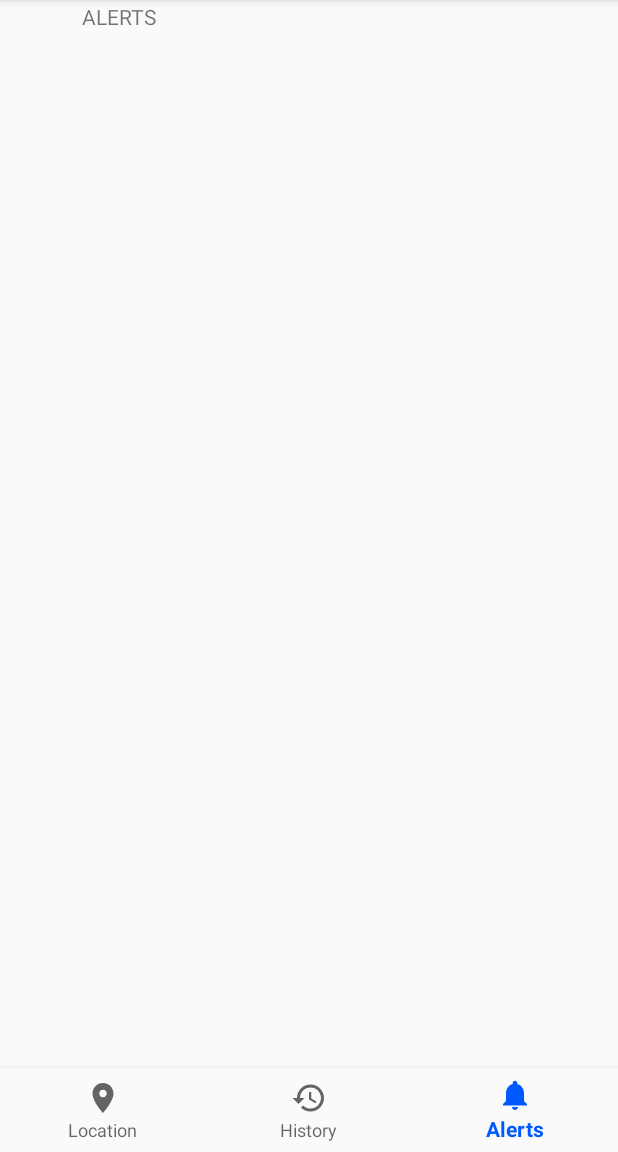
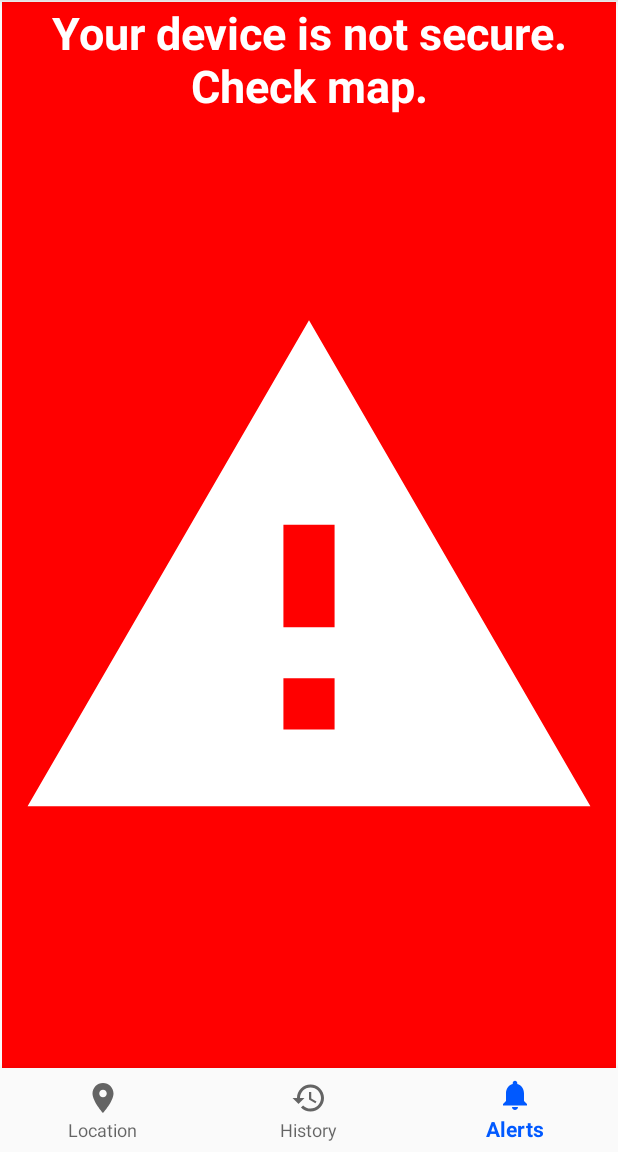
Before and after one commit to SophieJY/Shadow, an Android app: the MainActivity screen opened directly, with no data from a screen before it, item 3 of the bottom bar chosen, on a phone screen of 412 x 824 dp, the part 84-1236 px from its top. Run offline under Robolectric (Android 15) with nearby library versions, the phone set to English and light mode, and no system bars.

Commit message:
Update location on map and device status periodically

```diff
--- a/Alpha/app/src/main/java/com/example/rkuch/alpha/AlertsFragment.java
+++ b/Alpha/app/src/main/java/com/example/rkuch/alpha/AlertsFragment.java
@@ -1,18 +1,26 @@
 package com.example.rkuch.alpha;
 
 
+import android.graphics.Color;
 import android.os.Bundle;
+import android.os.Handler;
 import android.support.v4.app.Fragment;
 import android.view.LayoutInflater;
 import android.view.View;
 import android.view.ViewGroup;
+import android.widget.ImageView;
+import android.widget.TextView;
+
+import java.util.Timer;
+import java.util.TimerTask;
 
 
 /**
  * A simple {@link Fragment} subclass.
  */
 public class AlertsFragment extends Fragment {
-
+    private boolean isSecure = true;
+    private Timer timer = new Timer();
 
     public AlertsFragment() {
         // Required empty public constructor
@@ -23,7 +31,39 @@ public class AlertsFragment extends Fragment {
     public View onCreateView(LayoutInflater inflater, ViewGroup container,
                              Bundle savedInstanceState) {
         // Inflate the layout for this fragment
-        return inflater.inflate(R.layout.fragment_alerts, container, false);
+        View view = inflater.inflate(R.layout.fragment_alerts, container, false);
+        view.setBackgroundColor(Color.GRAY);
+        timer.scheduleAtFixedRate(new TimerTask() {
+            @Override
+            public void run() {
+                getActivity().runOnUiThread(runnable);
+            }
+        }, 0, 5000);
+        return view;
     }
 
+    private void updateStatus() {
+        // TODO: compare coordinates of phone and Arduino
+        isSecure = !isSecure;
+        View view = getView().findViewById(R.id.alerts_frame_layout);
+        TextView textView = getView().findViewById(R.id.alerts_text_view);
+        ImageView imageView = getView().findViewById(R.id.alerts_image_view);
+
+        if (isSecure) {
+            view.setBackgroundColor(Color.GREEN);
+            textView.setText("Your device is secure.");
+            imageView.setImageResource(R.drawable.ic_secure_64dp);
+        } else {
+            view.setBackgroundColor(Color.RED);
+            textView.setText("Your device is not secure. Check map.");
+            imageView.setImageResource(R.drawable.ic_warning_64dp);
+        }
+    }
+
+    private Runnable runnable = new Runnable() {
+        @Override
+        public void run() {
+            updateStatus();
+        }
+    };
 }
--- a/Alpha/app/src/main/java/com/example/rkuch/alpha/HistoryLogEntry.java
+++ b/Alpha/app/src/main/java/com/example/rkuch/alpha/HistoryLogEntry.java
@@ -1,5 +1,6 @@
 package com.example.rkuch.alpha;
 
+// TODO: Use double for latitude and longitude
 public class HistoryLogEntry {
     private int timestamp;
     private String locationText;
--- a/Alpha/app/src/main/java/com/example/rkuch/alpha/MainActivity.java
+++ b/Alpha/app/src/main/java/com/example/rkuch/alpha/MainActivity.java
@@ -75,7 +75,7 @@ public class MainActivity extends AppCompatActivity implements LocationListener
     public void onLocationChanged(Location location) {
         currentLocation = location;
         // DEBUG:
-        Toast.makeText(getApplicationContext(), "ENTRY: " + location.getLatitude() + ", " + location.getLongitude(), Toast.LENGTH_SHORT).show();
+        //Toast.makeText(getApplicationContext(), "ENTRY: " + location.getLatitude() + ", " + location.getLongitude(), Toast.LENGTH_SHORT).show();
     }
 
     @Override
--- /dev/null
+++ b/Alpha/app/src/main/res/drawable/ic_secure_64dp.xml
@@ -0,0 +1,4 @@
+<vector android:height="64dp" android:viewportHeight="24.0"
+    android:viewportWidth="24.0" android:width="64dp" xmlns:android="http://schemas.android.com/apk/res/android">
+    <path android:fillColor="#ffffff" android:pathData="M9,16.2L4.8,12l-1.4,1.4L9,19 21,7l-1.4,-1.4L9,16.2z"/>
+</vector>
--- /dev/null
+++ b/Alpha/app/src/main/res/drawable/ic_warning_64dp.xml
@@ -0,0 +1,4 @@
+<vector android:height="64dp" android:viewportHeight="24.0"
+    android:viewportWidth="24.0" android:width="64dp" xmlns:android="http://schemas.android.com/apk/res/android">
+    <path android:fillColor="#ffffff" android:pathData="M1,21h22L12,2 1,21zM13,18h-2v-2h2v2zM13,14h-2v-4h2v4z"/>
+</vector>
--- a/Alpha/app/src/main/res/layout/fragment_alerts.xml
+++ b/Alpha/app/src/main/res/layout/fragment_alerts.xml
@@ -3,12 +3,22 @@
     xmlns:tools="http://schemas.android.com/tools"
     android:layout_width="match_parent"
     android:layout_height="match_parent"
-    tools:context=".AlertsFragment">
+    tools:context=".AlertsFragment"
+    android:id="@+id/alerts_frame_layout">
 
-    <!-- TODO: Update blank fragment layout -->
     <TextView
         android:layout_width="match_parent"
         android:layout_height="match_parent"
-        android:text="                ALERTS" />
+        android:text="Updating status..."
+        android:textAlignment="center"
+        android:textColor="#ffffff"
+        android:textSize="30sp"
+        android:textStyle="bold"
+        android:id="@+id/alerts_text_view"/>
 
+    <ImageView
+        android:layout_width="match_parent"
+        android:layout_height="match_parent"
+        android:src="@drawable/ic_secure_64dp"
+        android:id="@+id/alerts_image_view"/>
 </FrameLayout>
--- a/Alpha/app/src/main/res/values/colors.xml
+++ b/Alpha/app/src/main/res/values/colors.xml
@@ -3,4 +3,6 @@
     <color name="colorPrimary">#0059ff</color>
     <color name="colorPrimaryDark">#001d91</color>
     <color name="colorAccent">#00b2ff</color>
+    <color name="colorSafe">#22ff00</color>
+    <color name="colorAlert">#ff0900</color>
 </resources>
```
Also changed, not shown: Alpha/app/src/main/java/com/example/rkuch/alpha/MapsFragment.java (+42 -3 lines).
